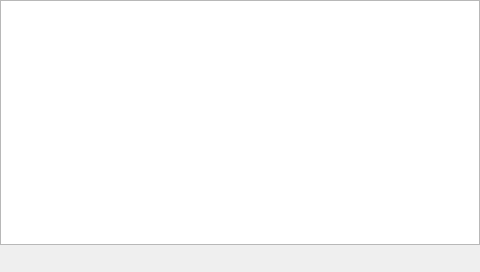
Old version of the form dialogAlarm.ui in the repository RW9UAO/nsk-v3.
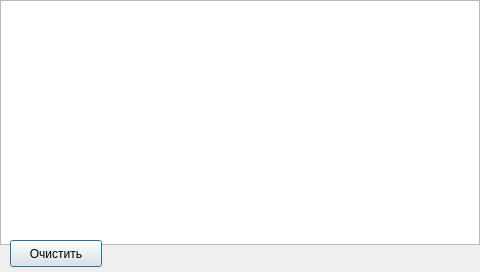
New version of the form.

Diff of the .ui file:
```diff
--- a/dialogAlarm.ui
+++ b/dialogAlarm.ui
@@ -47,6 +47,19 @@
     </size>
    </property>
   </widget>
+  <widget class="QPushButton" name="pushButton">
+   <property name="geometry">
+    <rect>
+     <x>10</x>
+     <y>240</y>
+     <width>92</width>
+     <height>27</height>
+    </rect>
+   </property>
+   <property name="text">
+    <string>Очистить</string>
+   </property>
+  </widget>
  </widget>
  <resources/>
  <connections/>
```
